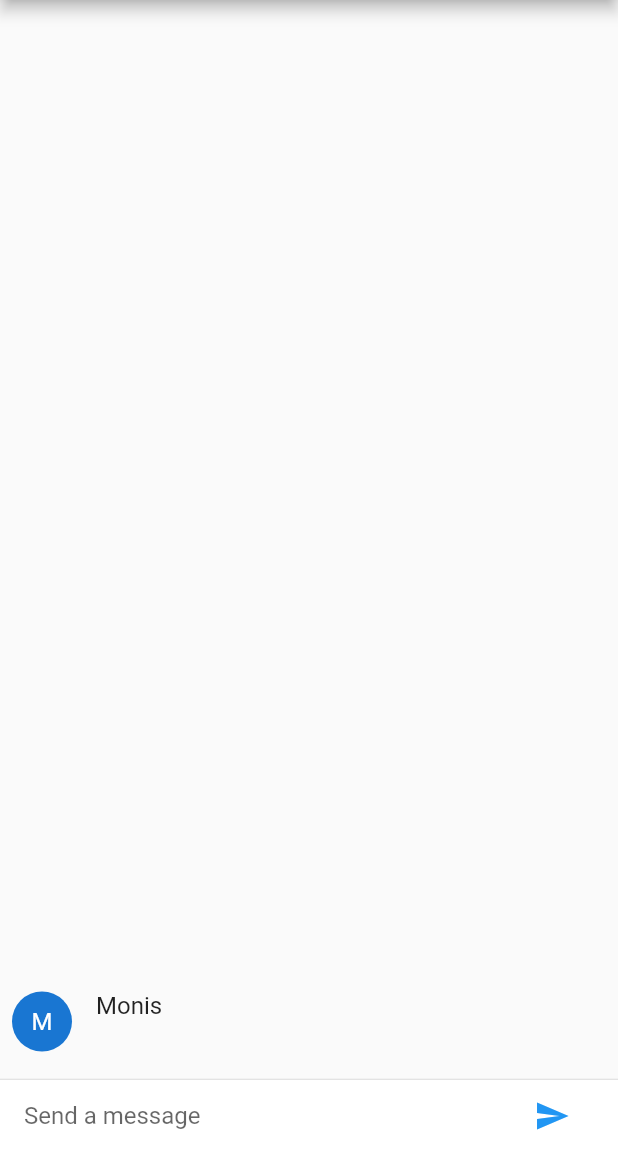
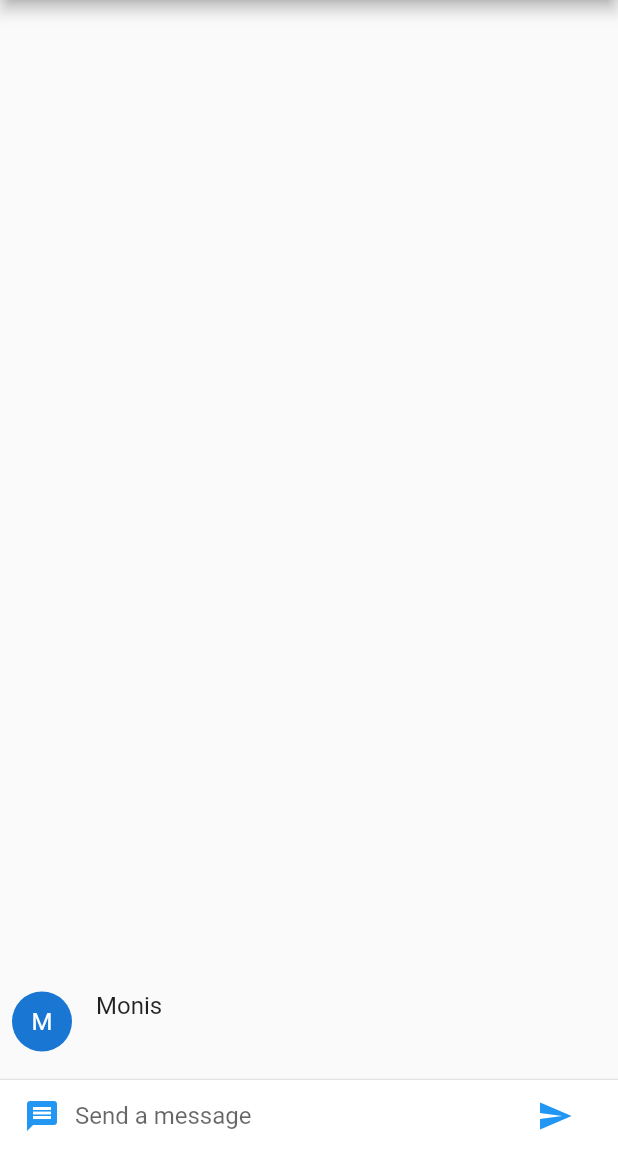
Before and after one commit to monisjavakotlin/flutter_friend_chat, a Flutter app: the screen it shows after launch, after a tap on the "send" icon, on a phone screen of 412 x 824 dp, the part 84-1236 px from its top. Run offline on Flutter 3.47's test engine with Material 2 defaults, Android fonts, the phone set to English and light mode, and no system bars.

Commit message:
add background color

```diff
--- a/lib/main.dart
+++ b/lib/main.dart
@@ -24,6 +24,7 @@ class ChatScreen extends StatefulWidget {
 class _ChatScreenState extends State<ChatScreen> with TickerProviderStateMixin {
   final List<ChatMessage> _messages = [];
   final TextEditingController _textEditingController = TextEditingController();
+
   @override
   Widget build(BuildContext context) {
     return Scaffold(
@@ -71,6 +72,8 @@ class _ChatScreenState extends State<ChatScreen> with TickerProviderStateMixin {
         margin: EdgeInsets.symmetric(horizontal: 16.0),
         child: Row(
           children: <Widget>[
+            Icon(Icons.message),
+            SizedBox(width: 10.0),
             Flexible(
               child: TextField(
                 controller: _textEditingController,
@@ -80,12 +83,10 @@ class _ChatScreenState extends State<ChatScreen> with TickerProviderStateMixin {
               ),
             ),
             Container(
-              margin: EdgeInsets.symmetric(horizontal: 4.0),
+              margin: EdgeInsets.symmetric(horizontal: 2.0),
               child: IconButton(
                 icon: Icon(Icons.send),
-                onPressed: () {
-                  return _handleSubmitted(_textEditingController.text);
-                },
+                onPressed: () => _handleSubmitted(_textEditingController.text),
               ),
             ),
           ],
@@ -130,7 +131,8 @@ class ChatMessage extends StatelessWidget {
               margin: EdgeInsets.only(right: 16.0),
               child: CircleAvatar(child: Text(_name[0])),
             ),
-            Column(
+            Expanded(
+              child: Column(
                 crossAxisAlignment: CrossAxisAlignment.start,
                 children: <Widget>[
                   Text(
@@ -138,12 +140,15 @@ class ChatMessage extends StatelessWidget {
                     style: Theme.of(context).textTheme.subhead,
                   ),
                   Container(
-                  margin: EdgeInsets.only(top: 5.0),
-                  child: Text(
-                    text,
+                    margin: EdgeInsets.only(top: 5.0, right: 50),
+                    decoration: BoxDecoration(
+                      color: Colors.blue[100],
+                      borderRadius: BorderRadius.circular(15.0),
                     ),
+                    child: Text(text),
                   ),
                 ],
+              ),
             ),
           ],
         ),
```
Lines whose indentation alone changed are shown as unchanged.
